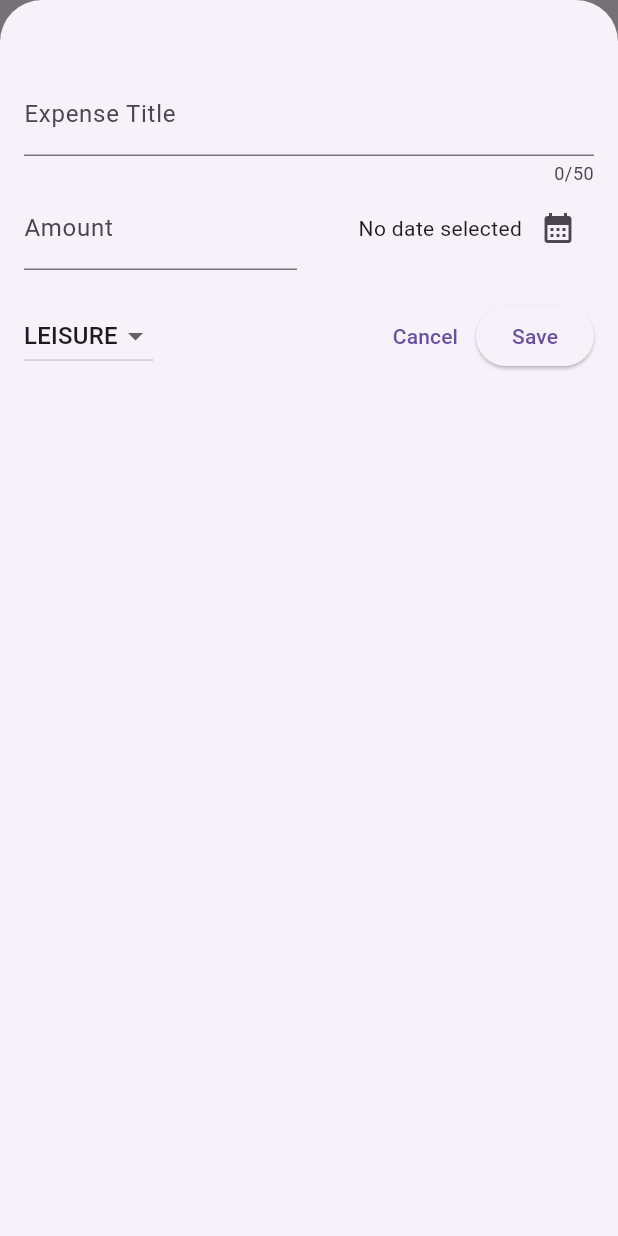
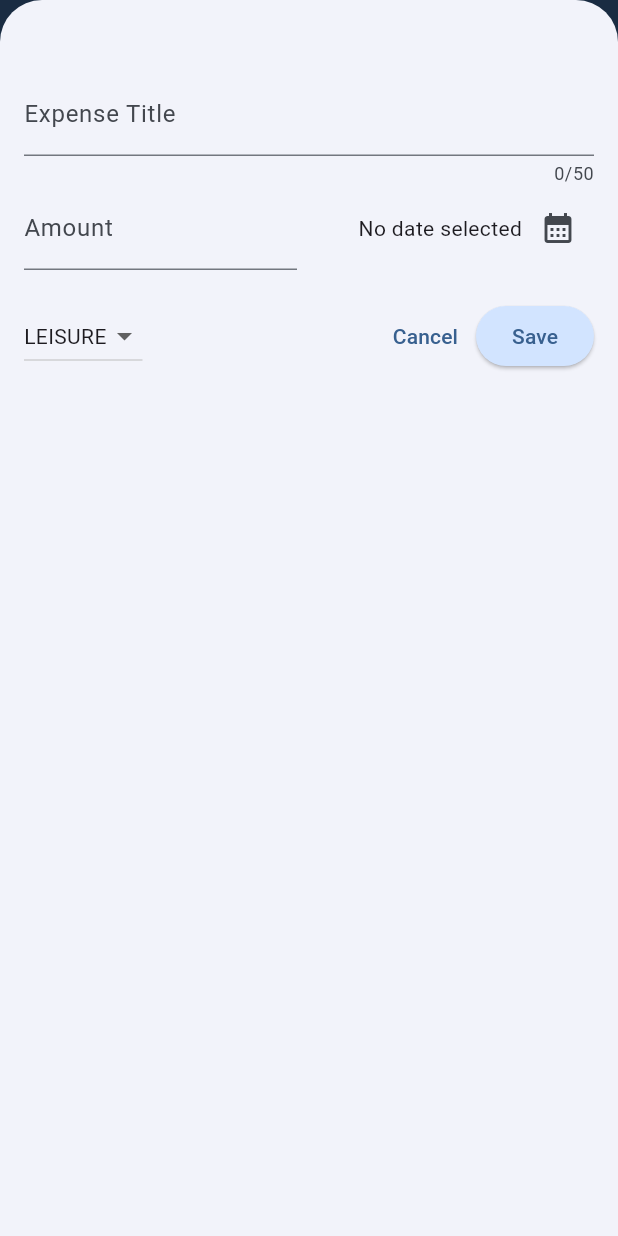
Before and after one commit to TarakBarjadiya/Flutter-Projects, a Flutter app: the screen it shows after launch, after a tap on the "add" icon, on a phone screen of 412 x 824 dp. Run offline on Flutter 3.47's test engine with Material 3 defaults, Android fonts, the phone set to English and light mode, and no system bars; our stand-ins replace google_fonts.

Commit message:
Added Themes

```diff
--- a/expense_tracker/lib/main.dart
+++ b/expense_tracker/lib/main.dart
@@ -1,5 +1,14 @@
 import 'package:expense_tracker/views/expenses_view.dart';
 import 'package:flutter/material.dart';
+
+var kColorScheme = ColorScheme.fromSeed(
+  seedColor: const Color.fromARGB(255, 93, 156, 228),
+);
+
+var kDarkColorScheme = ColorScheme.fromSeed(
+  brightness: Brightness.dark,
+  seedColor: const Color.fromARGB(255, 26, 18, 97),
+);
 
 void main() {
   runApp(const ExpenseApp());
@@ -10,9 +19,64 @@ class ExpenseApp extends StatelessWidget {
 
   @override
   Widget build(BuildContext context) {
-    return const MaterialApp(
+    return MaterialApp(
+      themeMode: ThemeMode.system,
+      darkTheme: ThemeData.dark().copyWith(
+        colorScheme: kDarkColorScheme,
+        cardTheme: const CardThemeData().copyWith(
+          color: kDarkColorScheme.primaryContainer,
+          margin: const EdgeInsets.symmetric(
+            horizontal: 16,
+            vertical: 8,
+          ),
+        ),
+        elevatedButtonTheme: ElevatedButtonThemeData(
+          style: ElevatedButton.styleFrom(
+            backgroundColor:
+                kDarkColorScheme.primaryContainer,
+          ),
+        ),
+        textTheme: ThemeData().textTheme.copyWith(
+          titleLarge: TextStyle(
+            fontWeight: FontWeight.w600,
+            color: kDarkColorScheme.onPrimaryContainer,
+            fontSize: 16,
+          ),
+          bodyMedium: TextStyle(
+            fontWeight: FontWeight.w600,
+            color: kDarkColorScheme.onPrimaryContainer,
+            fontSize: 14,
+          ),
+        ),
+      ),
+      theme: ThemeData().copyWith(
+        colorScheme: kColorScheme,
+        appBarTheme: const AppBarTheme().copyWith(
+          backgroundColor: kColorScheme.primary,
+          foregroundColor: kColorScheme.onPrimary,
+        ),
+        cardTheme: const CardThemeData().copyWith(
+          color: kColorScheme.primaryContainer,
+          margin: const EdgeInsets.symmetric(
+            horizontal: 16,
+            vertical: 8,
+          ),
+        ),
+        elevatedButtonTheme: ElevatedButtonThemeData(
+          style: ElevatedButton.styleFrom(
+            backgroundColor: kColorScheme.primaryContainer,
+          ),
+        ),
+        textTheme: ThemeData().textTheme.copyWith(
+          titleLarge: TextStyle(
+            fontWeight: FontWeight.w600,
+            color: kColorScheme.onPrimaryContainer,
+            fontSize: 16,
+          ),
+        ),
+      ),
       debugShowCheckedModeBanner: false,
-      home: Expenses(),
+      home: const Expenses(),
     );
   }
 }
--- a/expense_tracker/lib/widgets/expenses_list/expense_item.dart
+++ b/expense_tracker/lib/widgets/expenses_list/expense_item.dart
@@ -1,3 +1,4 @@
+// import 'package:expense_tracker/main.dart';
 import 'package:expense_tracker/models/expense.dart';
 import 'package:flutter/material.dart';
 
@@ -15,13 +16,20 @@ class ExpenseItem extends StatelessWidget {
           vertical: 16.0,
         ),
         child: Column(
+          crossAxisAlignment: CrossAxisAlignment.start,
           children: [
-            Text(expense.title),
-            const SizedBox(height: 20),
+            Text(
+              expense.title,
+              style: Theme.of(context).textTheme.titleLarge,
+            ),
+            const SizedBox(height: 6),
             Row(
               children: [
                 Text(
                   '\$ ${expense.amount.toStringAsFixed(2)}',
+                  style: Theme.of(
+                    context,
+                  ).textTheme.bodyMedium,
                 ),
                 const Spacer(),
                 Row(
--- a/expense_tracker/lib/widgets/expenses_list/expenses_list.dart
+++ b/expense_tracker/lib/widgets/expenses_list/expenses_list.dart
@@ -17,6 +17,17 @@ class ExpensesList extends StatelessWidget {
     return ListView.builder(
       itemCount: expenses.length,
       itemBuilder: (context, index) => Dismissible(
+        background: Container(
+          color: Theme.of(
+            context,
+          ).colorScheme.error.withValues(alpha: 0.75),
+          margin: EdgeInsets.symmetric(
+            horizontal: Theme.of(
+              context,
+            ).cardTheme.margin!.horizontal,
+          ),
+        ),
+
         key: ValueKey(expenses[index]),
         onDismissed: (direction) =>
             onRemoveExpense(expenses[index]),
--- a/expense_tracker/lib/widgets/new_expense.dart
+++ b/expense_tracker/lib/widgets/new_expense.dart
@@ -139,6 +139,9 @@ class _NewExpenseState extends State<NewExpense> {
           Row(
             children: [
               DropdownButton(
+                style: Theme.of(
+                  context,
+                ).textTheme.bodyMedium,
                 value: _selectedCategory,
                 items: Category.values
                     .map(
```
